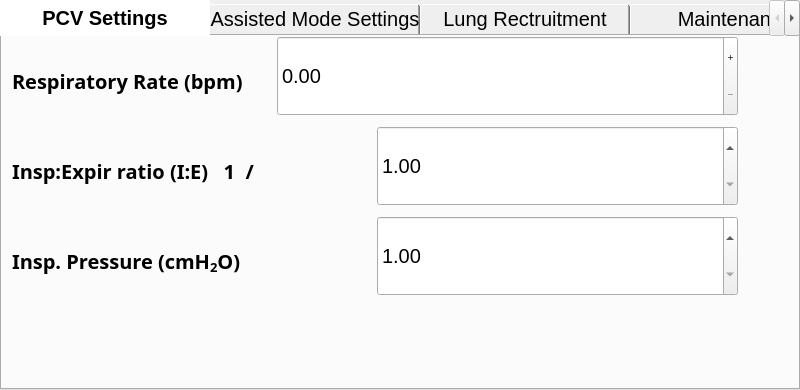
First picture: the form in gui/settings/settings.ui, repository MariuszSuchenek/MVM_GUI_test2, before the edit.
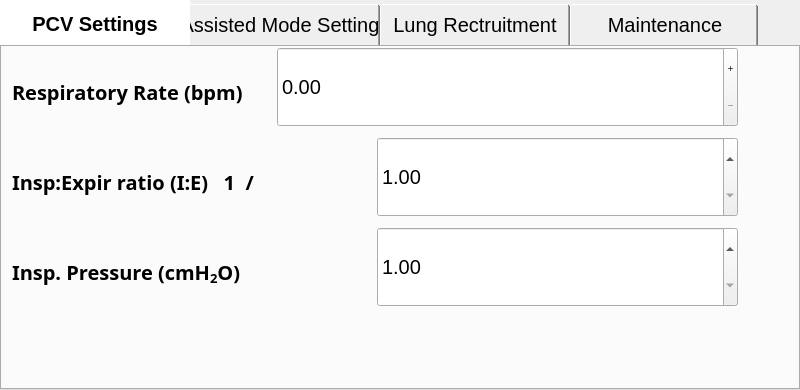
Second picture: the form after the edit. Icons and pictures are not drawn. Custom widgets are drawn as their Qt base class.

Commit message: increase the size of the tabbar

```diff
--- a/gui/settings/settings.ui
+++ b/gui/settings/settings.ui
@@ -84,7 +84,8 @@
       <property name="styleSheet">
        <string notr="true">QTabBar::tab {
     /* make the tab large enough to show the full text */
-    width: 210px;
+    width: 190px;
+	height: 45px;
 }
 
 QTabBar::tab:selected {
```
